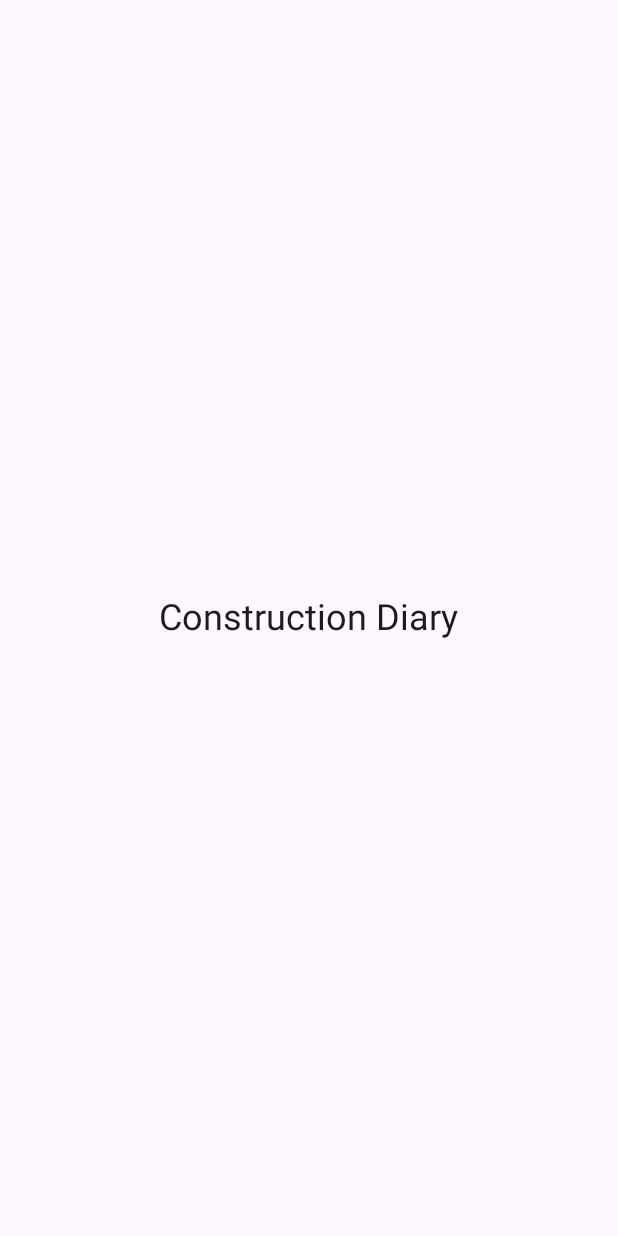
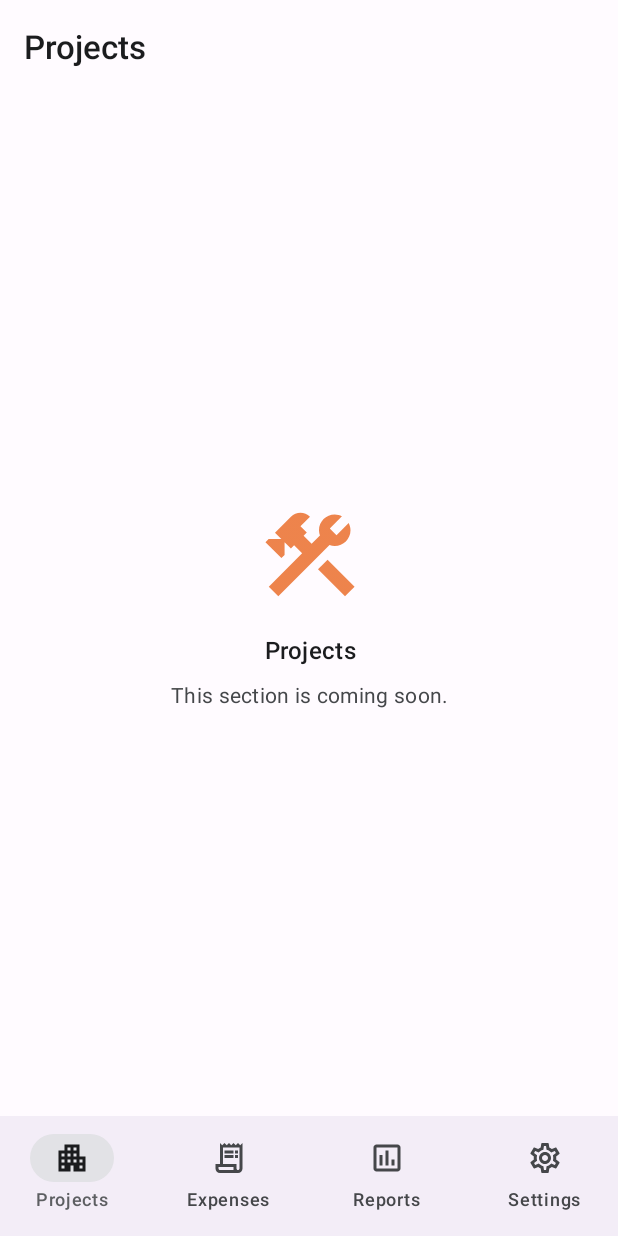
Before and after one commit to rkshani/ConstructionDiary, an Android app built with Jetpack Compose: the screen it shows after launch (MainActivity), on a phone screen of 412 x 824 dp. Before the commit the screen is almost empty. Run offline under Robolectric (Android 15) with nearby library versions, the phone set to English and light mode, and no system bars; our stand-ins replace Dagger/Hilt's generated code.

Commit message:
feat(theme-navigation): M3 orange/grey theme, bottom bar and navigation shell
Co-Authored-By: Claude Opus 5.5 <noreply@anthropic.com>

```diff
--- a/app/src/main/java/com/diary/construction/MainActivity.kt
+++ b/app/src/main/java/com/diary/construction/MainActivity.kt
@@ -3,15 +3,10 @@ package com.diary.construction
 import android.os.Bundle
 import androidx.activity.compose.setContent
 import androidx.activity.enableEdgeToEdge
-import androidx.compose.foundation.layout.Box
-import androidx.compose.foundation.layout.fillMaxSize
-import androidx.compose.material3.MaterialTheme
-import androidx.compose.material3.Surface
-import androidx.compose.material3.Text
-import androidx.compose.ui.Alignment
-import androidx.compose.ui.Modifier
-import androidx.compose.ui.res.stringResource
 import androidx.fragment.app.FragmentActivity
+import com.diary.construction.ui.navigation.ConstructionAppUi
+import com.diary.construction.ui.navigation.Routes
+import com.diary.construction.ui.theme.ConstructionTheme
 import dagger.hilt.android.AndroidEntryPoint
 
 /** FragmentActivity (not ComponentActivity) so the biometric prompt can be shown later. */
@@ -21,12 +16,8 @@ class MainActivity : FragmentActivity() {
         super.onCreate(savedInstanceState)
         enableEdgeToEdge()
         setContent {
-            MaterialTheme {
-                Surface(modifier = Modifier.fillMaxSize()) {
-                    Box(contentAlignment = Alignment.Center) {
-                        Text(stringResource(R.string.app_name), style = MaterialTheme.typography.headlineSmall)
-                    }
-                }
+            ConstructionTheme {
+                ConstructionAppUi(startDestination = Routes.PROJECTS)
             }
         }
     }
--- /dev/null
+++ b/app/src/main/java/com/diary/construction/ui/components/Scaffolds.kt
@@ -0,0 +1,114 @@
+package com.diary.construction.ui.components
+
+import androidx.annotation.StringRes
+import androidx.compose.foundation.layout.Arrangement
+import androidx.compose.foundation.layout.Box
+import androidx.compose.foundation.layout.Column
+import androidx.compose.foundation.layout.RowScope
+import androidx.compose.foundation.layout.Spacer
+import androidx.compose.foundation.layout.fillMaxSize
+import androidx.compose.foundation.layout.height
+import androidx.compose.foundation.layout.padding
+import androidx.compose.foundation.layout.size
+import androidx.compose.material.icons.Icons
+import androidx.compose.material.icons.automirrored.filled.ArrowBack
+import androidx.compose.material.icons.outlined.Construction
+import androidx.compose.material3.Button
+import androidx.compose.material3.Icon
+import androidx.compose.material3.IconButton
+import androidx.compose.material3.MaterialTheme
+import androidx.compose.material3.Scaffold
+import androidx.compose.material3.Text
+import androidx.compose.material3.TopAppBar
+import androidx.compose.runtime.Composable
+import androidx.compose.ui.Alignment
+import androidx.compose.ui.Modifier
+import androidx.compose.ui.graphics.vector.ImageVector
+import androidx.compose.ui.res.stringResource
+import androidx.compose.ui.text.style.TextAlign
+import androidx.compose.ui.text.style.TextOverflow
+import androidx.compose.ui.unit.dp
+import com.diary.construction.R
+
+/** Standard top bar. Shows a back arrow when [onBack] is set. */
+@Composable
+fun AppTopBar(
+    title: String,
+    onBack: (() -> Unit)? = null,
+    subtitle: String? = null,
+    actions: @Composable RowScope.() -> Unit = {},
+) {
+    TopAppBar(
+        title = {
+            Column {
+                Text(title, maxLines = 1, overflow = TextOverflow.Ellipsis)
+                if (!subtitle.isNullOrBlank()) {
+                    Text(
+                        subtitle,
+                        style = MaterialTheme.typography.bodySmall,
+                        color = MaterialTheme.colorScheme.onSurfaceVariant,
+                        maxLines = 1,
+                        overflow = TextOverflow.Ellipsis,
+                    )
+                }
+            }
+        },
+        navigationIcon = {
+            if (onBack != null) {
+                IconButton(onClick = onBack) {
+                    Icon(Icons.AutoMirrored.Filled.ArrowBack, contentDescription = stringResource(R.string.action_back))
+                }
+            }
+        },
+        actions = actions,
+    )
+}
+
+/** Friendly message for an empty list, with an optional button. */
+@Composable
+fun EmptyState(
+    title: String,
+    modifier: Modifier = Modifier,
+    message: String? = null,
+    icon: ImageVector = Icons.Outlined.Construction,
+    actionLabel: String? = null,
+    onAction: (() -> Unit)? = null,
+) {
+    Box(modifier.fillMaxSize().padding(32.dp), contentAlignment = Alignment.Center) {
+        Column(horizontalAlignment = Alignment.CenterHorizontally, verticalArrangement = Arrangement.Center) {
+            Icon(
+                icon,
+                contentDescription = null,
+                modifier = Modifier.size(72.dp),
+                tint = MaterialTheme.colorScheme.primary.copy(alpha = 0.7f),
+            )
+            Spacer(Modifier.height(16.dp))
+            Text(title, style = MaterialTheme.typography.titleMedium, textAlign = TextAlign.Center)
+            if (message != null) {
+                Spacer(Modifier.height(8.dp))
+                Text(
+                    message,
+                    style = MaterialTheme.typography.bodyMedium,
+                    color = MaterialTheme.colorScheme.onSurfaceVariant,
+                    textAlign = TextAlign.Center,
+                )
+            }
+            if (actionLabel != null && onAction != null) {
+                Spacer(Modifier.height(20.dp))
+                Button(onClick = onAction) { Text(actionLabel) }
+            }
+        }
+    }
+}
+
+/** Temporary screen for tabs that are not built yet. */
+@Composable
+fun PlaceholderScreen(@StringRes title: Int) {
+    Scaffold(topBar = { AppTopBar(stringResource(title)) }) { padding ->
+        EmptyState(
+            title = stringResource(title),
+            message = stringResource(R.string.coming_soon),
+            modifier = Modifier.padding(padding),
+        )
+    }
+}
--- /dev/null
+++ b/app/src/main/java/com/diary/construction/ui/navigation/AppNavHost.kt
@@ -0,0 +1,23 @@
+package com.diary.construction.ui.navigation
+
+import androidx.compose.runtime.Composable
+import androidx.compose.ui.Modifier
+import androidx.navigation.NavHostController
+import androidx.navigation.compose.NavHost
+import androidx.navigation.compose.composable
+import com.diary.construction.R
+import com.diary.construction.ui.components.PlaceholderScreen
+
+@Composable
+fun AppNavHost(
+    navController: NavHostController,
+    startDestination: String,
+    modifier: Modifier = Modifier,
+) {
+    NavHost(navController = navController, startDestination = startDestination, modifier = modifier) {
+        composable(Routes.PROJECTS) { PlaceholderScreen(R.string.tab_projects) }
+        composable(Routes.EXPENSES) { PlaceholderScreen(R.string.tab_expenses) }
+        composable(Routes.REPORTS) { PlaceholderScreen(R.string.tab_reports) }
+        composable(Routes.SETTINGS) { PlaceholderScreen(R.string.tab_settings) }
+    }
+}
--- /dev/null
+++ b/app/src/main/java/com/diary/construction/ui/navigation/ConstructionAppUi.kt
@@ -0,0 +1,60 @@
+package com.diary.construction.ui.navigation
+
+import androidx.compose.foundation.layout.consumeWindowInsets
+import androidx.compose.foundation.layout.padding
+import androidx.compose.material3.Icon
+import androidx.compose.material3.NavigationBar
+import androidx.compose.material3.NavigationBarItem
+import androidx.compose.material3.Scaffold
+import androidx.compose.material3.Text
+import androidx.compose.runtime.Composable
+import androidx.compose.runtime.getValue
+import androidx.compose.ui.Modifier
+import androidx.compose.ui.res.stringResource
+import androidx.navigation.NavDestination.Companion.hierarchy
+import androidx.navigation.NavGraph.Companion.findStartDestination
+import androidx.navigation.NavHostController
+import androidx.navigation.compose.currentBackStackEntryAsState
+import androidx.navigation.compose.rememberNavController
+
+/** App shell: bottom bar for the four tabs + the nav host. */
+@Composable
+fun ConstructionAppUi(
+    startDestination: String,
+    navController: NavHostController = rememberNavController(),
+) {
+    val backStack by navController.currentBackStackEntryAsState()
+    val destination = backStack?.destination
+    val topLevelRoutes = TopLevelDestination.entries.map { it.route }
+    val showBottomBar = destination?.route in topLevelRoutes
+
+    Scaffold(
+        bottomBar = {
+            if (showBottomBar) {
+                NavigationBar {
+                    TopLevelDestination.entries.forEach { tab ->
+                        val selected = destination?.hierarchy?.any { it.route == tab.route } == true
+                        NavigationBarItem(
+                            selected = selected,
+                            onClick = {
+                                navController.navigate(tab.route) {
+                                    popUpTo(navController.graph.findStartDestination().id) { saveState = true }
+                                    launchSingleTop = true
+                                    restoreState = true
+                                }
+                            },
+                            icon = { Icon(if (selected) tab.selectedIcon else tab.icon, contentDescription = null) },
+                            label = { Text(stringResource(tab.label)) },
+                        )
+                    }
+                }
+            }
+        },
+    ) { padding ->
+        AppNavHost(
+            navController = navController,
+            startDestination = startDestination,
+            modifier = Modifier.padding(padding).consumeWindowInsets(padding),
+        )
+    }
+}
--- /dev/null
+++ b/app/src/main/java/com/diary/construction/ui/navigation/Routes.kt
@@ -0,0 +1,13 @@
+package com.diary.construction.ui.navigation
+
+/** All navigation routes. Arguments are plain Long ids. */
+object Routes {
+    // Bottom bar tabs
+    const val PROJECTS = "projects"
+    const val EXPENSES = "expenses"
+    const val REPORTS = "reports"
+    const val SETTINGS = "settings"
+
+    const val ARG_PROJECT_ID = "projectId"
+    const val ARG_ID = "id"
+}
--- /dev/null
+++ b/app/src/main/java/com/diary/construction/ui/navigation/TopLevelDestination.kt
@@ -0,0 +1,26 @@
+package com.diary.construction.ui.navigation
+
+import androidx.annotation.StringRes
+import androidx.compose.material.icons.Icons
+import androidx.compose.material.icons.automirrored.filled.ReceiptLong
+import androidx.compose.material.icons.automirrored.outlined.ReceiptLong
+import androidx.compose.material.icons.filled.Apartment
+import androidx.compose.material.icons.filled.Assessment
+import androidx.compose.material.icons.filled.Settings
+import androidx.compose.material.icons.outlined.Apartment
+import androidx.compose.material.icons.outlined.Assessment
+import androidx.compose.material.icons.outlined.Settings
+import androidx.compose.ui.graphics.vector.ImageVector
+import com.diary.construction.R
+
+enum class TopLevelDestination(
+    val route: String,
+    val selectedIcon: ImageVector,
+    val icon: ImageVector,
+    @StringRes val label: Int,
+) {
+    PROJECTS(Routes.PROJECTS, Icons.Filled.Apartment, Icons.Outlined.Apartment, R.string.tab_projects),
+    EXPENSES(Routes.EXPENSES, Icons.AutoMirrored.Filled.ReceiptLong, Icons.AutoMirrored.Outlined.ReceiptLong, R.string.tab_expenses),
+    REPORTS(Routes.REPORTS, Icons.Filled.Assessment, Icons.Outlined.Assessment, R.string.tab_reports),
+    SETTINGS(Routes.SETTINGS, Icons.Filled.Settings, Icons.Outlined.Settings, R.string.tab_settings),
+}
--- /dev/null
+++ b/app/src/main/java/com/diary/construction/ui/theme/Color.kt
@@ -0,0 +1,46 @@
+package com.diary.construction.ui.theme
+
+import androidx.compose.ui.graphics.Color
+
+// Construction orange + concrete grey.
+val Orange10 = Color(0xFF341100)
+val Orange20 = Color(0xFF552000)
+val Orange30 = Color(0xFF7A3000)
+val Orange40 = Color(0xFFA14000)
+val Orange50 = Color(0xFFE65100)
+val Orange80 = Color(0xFFFFB68A)
+val Orange90 = Color(0xFFFFDBC8)
+val Orange95 = Color(0xFFFFEDE4)
+
+val Grey10 = Color(0xFF1B1C1E)
+val Grey20 = Color(0xFF2F3033)
+val Grey30 = Color(0xFF45474A)
+val Grey40 = Color(0xFF5D5F62)
+val Grey80 = Color(0xFFC6C6CA)
+val Grey90 = Color(0xFFE2E2E6)
+val Grey95 = Color(0xFFF1F0F4)
+val Grey99 = Color(0xFFFCFCFF)
+
+val Steel40 = Color(0xFF3C6472)
+val Steel80 = Color(0xFFA4CDDD)
+val Steel90 = Color(0xFFC0E9FA)
+val Steel10 = Color(0xFF001F28)
+
+val ErrorRed40 = Color(0xFFBA1A1A)
+val ErrorRed80 = Color(0xFFFFB4AB)
+val ErrorRed90 = Color(0xFFFFDAD6)
+val ErrorRed10 = Color(0xFF410002)
+
+val SurfaceLight = Color(0xFFFFFBFF)
+val SurfaceDark = Color(0xFF141312)
+
+// Status colours used in cards and charts (same in both themes, readable on both).
+val MoneyGreen = Color(0xFF2E7D32)
+val MoneyGreenDark = Color(0xFF81C784)
+val WarnAmber = Color(0xFFF9A825)
+val DangerRed = Color(0xFFD32F2F)
+
+val CategoryMaterial = Color(0xFFE65100)
+val CategoryLabour = Color(0xFF1E88E5)
+val CategoryContractor = Color(0xFF8E24AA)
+val CategoryOther = Color(0xFF757575)
--- /dev/null
+++ b/app/src/main/java/com/diary/construction/ui/theme/Theme.kt
@@ -0,0 +1,93 @@
+package com.diary.construction.ui.theme
+
+import androidx.compose.foundation.isSystemInDarkTheme
+import androidx.compose.material3.MaterialTheme
+import androidx.compose.material3.darkColorScheme
+import androidx.compose.material3.lightColorScheme
+import androidx.compose.runtime.Composable
+import androidx.compose.runtime.Immutable
+import androidx.compose.runtime.staticCompositionLocalOf
+import androidx.compose.ui.graphics.Color
+
+private val LightColors = lightColorScheme(
+    primary = Orange50,
+    onPrimary = Color.White,
+    primaryContainer = Orange90,
+    onPrimaryContainer = Orange10,
+    secondary = Grey40,
+    onSecondary = Color.White,
+    secondaryContainer = Grey90,
+    onSecondaryContainer = Grey10,
+    tertiary = Steel40,
+    onTertiary = Color.White,
+    tertiaryContainer = Steel90,
+    onTertiaryContainer = Steel10,
+    error = ErrorRed40,
+    onError = Color.White,
+    errorContainer = ErrorRed90,
+    onErrorContainer = ErrorRed10,
+    background = SurfaceLight,
+    onBackground = Grey10,
+    surface = SurfaceLight,
+    onSurface = Grey10,
+    surfaceVariant = Grey95,
+    onSurfaceVariant = Grey30,
+    outline = Grey40,
+)
+
+private val DarkColors = darkColorScheme(
+    primary = Orange80,
+    onPrimary = Orange20,
+    primaryContainer = Orange30,
+    onPrimaryContainer = Orange90,
+    secondary = Grey80,
+    onSecondary = Grey20,
+    secondaryContainer = Grey30,
+    onSecondaryContainer = Grey90,
+    tertiary = Steel80,
+    onTertiary = Steel10,
+    tertiaryContainer = Steel40,
+    onTertiaryContainer = Steel90,
+    error = ErrorRed80,
+    onError = ErrorRed10,
+    errorContainer = ErrorRed40,
+    onErrorContainer = ErrorRed90,
+    background = SurfaceDark,
+    onBackground = Grey90,
+    surface = SurfaceDark,
+    onSurface = Grey90,
+    surfaceVariant = Grey30,
+    onSurfaceVariant = Grey80,
+    outline = Grey80,
+)
+
+/** Extra colours that Material does not have a slot for. */
+@Immutable
+data class ExtraColors(
+    val positive: Color,
+    val warning: Color,
+    val danger: Color,
+)
+
+val LocalExtraColors = staticCompositionLocalOf {
+    ExtraColors(positive = MoneyGreen, warning = WarnAmber, danger = DangerRed)
+}
+
+@Composable
+fun ConstructionTheme(
+    darkTheme: Boolean = isSystemInDarkTheme(),
+    content: @Composable () -> Unit,
+) {
+    val extra = if (darkTheme) {
+        ExtraColors(positive = MoneyGreenDark, warning = WarnAmber, danger = ErrorRed80)
+    } else {
+        ExtraColors(positive = MoneyGreen, warning = WarnAmber, danger = DangerRed)
+    }
+    androidx.compose.runtime.CompositionLocalProvider(LocalExtraColors provides extra) {
+        MaterialTheme(
+            colorScheme = if (darkTheme) DarkColors else LightColors,
+            typography = AppTypography,
+            content = content,
+        )
+    }
+}
--- /dev/null
+++ b/app/src/main/java/com/diary/construction/ui/theme/Type.kt
@@ -0,0 +1,12 @@
+package com.diary.construction.ui.theme
+
+import androidx.compose.material3.Typography
+import androidx.compose.ui.text.font.FontWeight
+
+private val base = Typography()
+
+val AppTypography = Typography(
+    headlineSmall = base.headlineSmall.copy(fontWeight = FontWeight.SemiBold),
+    titleLarge = base.titleLarge.copy(fontWeight = FontWeight.SemiBold),
+    titleMedium = base.titleMedium.copy(fontWeight = FontWeight.SemiBold),
+)
--- /dev/null
+++ b/app/src/main/res/values-night/colors.xml
@@ -0,0 +1,4 @@
+<?xml version="1.0" encoding="utf-8"?>
+<resources>
+    <color name="window_background">#141312</color>
+</resources>
--- /dev/null
+++ b/app/src/main/res/values-night/themes.xml
@@ -0,0 +1,6 @@
+<?xml version="1.0" encoding="utf-8"?>
+<resources>
+    <style name="Theme.ConstructionDiary" parent="android:Theme.Material.NoActionBar">
+        <item name="android:windowBackground">@color/window_background</item>
+    </style>
+</resources>
--- /dev/null
+++ b/app/src/main/res/values/colors.xml
@@ -0,0 +1,5 @@
+<?xml version="1.0" encoding="utf-8"?>
+<resources>
+    <color name="brand_orange">#E65100</color>
+    <color name="window_background">#FFFBFF</color>
+</resources>
--- a/app/src/main/res/values/strings.xml
+++ b/app/src/main/res/values/strings.xml
@@ -1,4 +1,20 @@
 <?xml version="1.0" encoding="utf-8"?>
 <resources>
     <string name="app_name">Construction Diary</string>
+    <string name="tab_projects">Projects</string>
+    <string name="tab_expenses">Expenses</string>
+    <string name="tab_reports">Reports</string>
+    <string name="tab_settings">Settings</string>
+    <string name="action_back">Back</string>
+    <string name="action_save">Save</string>
+    <string name="action_cancel">Cancel</string>
+    <string name="action_delete">Delete</string>
+    <string name="action_edit">Edit</string>
+    <string name="action_add">Add</string>
+    <string name="action_ok">OK</string>
+    <string name="action_clear">Clear</string>
+    <string name="action_close">Close</string>
+    <string name="action_share">Share</string>
+    <string name="action_search">Search</string>
+    <string name="coming_soon">This section is coming soon.</string>
 </resources>
--- a/app/src/main/res/values/themes.xml
+++ b/app/src/main/res/values/themes.xml
@@ -1,4 +1,6 @@
 <?xml version="1.0" encoding="utf-8"?>
 <resources>
-    <style name="Theme.ConstructionDiary" parent="android:Theme.Material.Light.NoActionBar" />
+    <style name="Theme.ConstructionDiary" parent="android:Theme.Material.Light.NoActionBar">
+        <item name="android:windowBackground">@color/window_background</item>
+    </style>
 </resources>
```
Also changed, not shown: 1 other file.
